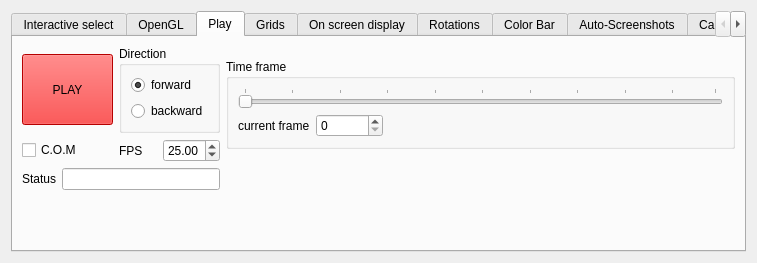
First picture: the form in src/formoptions.ui, repository jcldc/glnemo2, before the edit.
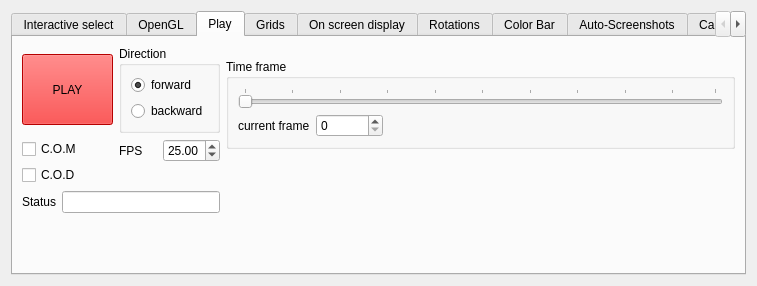
Second picture: the form after the edit. Icons and pictures are not drawn.

Commit message: fix time line frame playing issue add COD on play tab option we need to implemant a signal when COM or COD is checked from play tab option

Diff of the .ui file:
```diff
--- a/src/formoptions.ui
+++ b/src/formoptions.ui
@@ -10,7 +10,7 @@
     <x>0</x>
     <y>0</y>
     <width>757</width>
-    <height>234</height>
+    <height>239</height>
    </rect>
   </property>
   <property name="windowTitle">
@@ -1653,7 +1653,7 @@
       <attribute name="title">
        <string>Play</string>
       </attribute>
-      <layout class="QGridLayout" name="gridLayout_39">
+      <layout class="QGridLayout" name="gridLayout_41">
        <item row="0" column="0">
         <widget class="QPushButton" name="play">
          <property name="sizePolicy">
@@ -2209,7 +2209,9 @@
          </layout>
         </widget>
        </item>
-       <item row="1" column="0">
+       <item row="1" column="0" rowspan="2">
+        <layout class="QGridLayout" name="gridLayout_39">
+         <item row="0" column="0">
         <widget class="QCheckBox" name="com">
          <property name="toolTip">
           <string>Perform automatic centering of mass at each frame</string>
@@ -2219,6 +2221,19 @@
          </property>
         </widget>
        </item>
+         <item row="1" column="0">
+          <widget class="QCheckBox" name="cod">
+           <property name="toolTip">
+            <string>Prefer automatic centering of density at each frame if density
+exist. You must check COM also.</string>
+           </property>
+           <property name="text">
+            <string>C.O.D</string>
+           </property>
+          </widget>
+         </item>
+        </layout>
+       </item>
        <item row="1" column="1">
         <layout class="QHBoxLayout" name="horizontalLayout_5">
          <item>
@@ -2243,7 +2258,23 @@
          </item>
         </layout>
        </item>
-       <item row="2" column="0" colspan="2">
+       <item row="2" column="2" rowspan="3">
+        <spacer name="verticalSpacer_27">
+         <property name="orientation">
+          <enum>Qt::Vertical</enum>
+         </property>
+         <property name="sizeType">
+          <enum>QSizePolicy::MinimumExpanding</enum>
+         </property>
+         <property name="sizeHint" stdset="0">
+          <size>
+           <width>18</width>
+           <height>68</height>
+          </size>
+         </property>
+        </spacer>
+       </item>
+       <item row="3" column="0" colspan="2">
         <layout class="QHBoxLayout" name="horizontalLayout_6">
          <item>
           <widget class="QLabel" name="label_11">
@@ -2257,23 +2288,7 @@
          </item>
         </layout>
        </item>
-       <item row="2" column="2" rowspan="2">
-        <spacer name="verticalSpacer_27">
-         <property name="orientation">
-          <enum>Qt::Vertical</enum>
-         </property>
-         <property name="sizeType">
-          <enum>QSizePolicy::MinimumExpanding</enum>
-         </property>
-         <property name="sizeHint" stdset="0">
-          <size>
-           <width>18</width>
-           <height>68</height>
-          </size>
-         </property>
-        </spacer>
-       </item>
-       <item row="3" column="0">
+       <item row="4" column="0">
         <spacer name="verticalSpacer_5">
          <property name="orientation">
           <enum>Qt::Vertical</enum>
```
Lines whose indentation alone changed are shown as unchanged. The commit also changes 7 other files.
